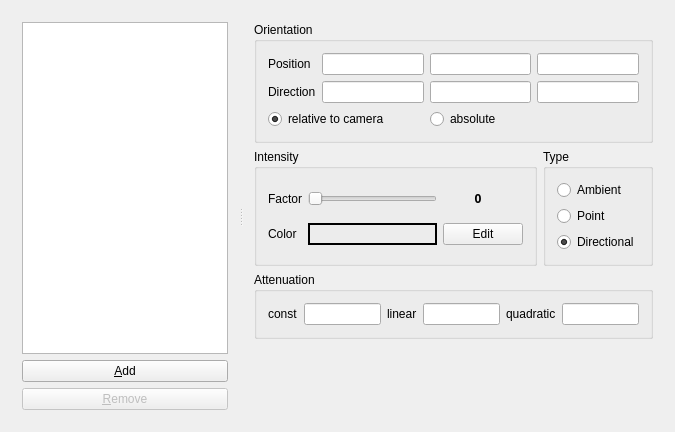
BALL-Project/ball, file source/VIEW/DIALOGS/lightSettings.ui: the form before one commit.
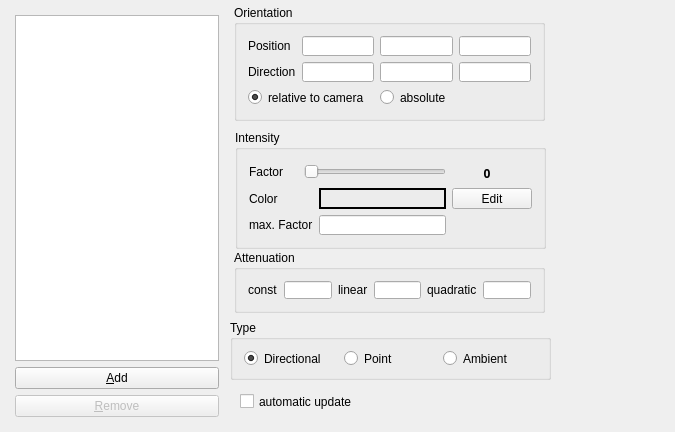
The form after the commit.

Commit message:
Added max intensity factor value and automatic update option to the LightSettings.
Also: improved Camera positions by allowing more fractional digits

Diff of the .ui file:
```diff
--- a/source/VIEW/DIALOGS/lightSettings.ui
+++ b/source/VIEW/DIALOGS/lightSettings.ui
@@ -19,13 +19,31 @@
   <property name="windowTitle">
    <string>LightSettings</string>
   </property>
-  <layout class="QHBoxLayout" name="horizontalLayout">
-   <item>
-    <widget class="QSplitter" name="splitter">
-     <property name="orientation">
-      <enum>Qt::Horizontal</enum>
-     </property>
+  <widget class="QCheckBox" name="update_directly_checkBox">
+   <property name="enabled">
+    <bool>true</bool>
+   </property>
+   <property name="geometry">
+    <rect>
+     <x>240</x>
+     <y>390</y>
+     <width>261</width>
+     <height>23</height>
+    </rect>
+   </property>
+   <property name="text">
+    <string>automatic update</string>
+   </property>
+  </widget>
      <widget class="QWidget" name="layoutWidget">
+   <property name="geometry">
+    <rect>
+     <x>4</x>
+     <y>4</y>
+     <width>226</width>
+     <height>424</height>
+    </rect>
+   </property>
       <layout class="QVBoxLayout" name="verticalLayout_2">
        <item>
         <widget class="QListWidget" name="lights_list">
@@ -80,10 +98,15 @@
        </item>
       </layout>
      </widget>
-     <widget class="QWidget" name="layoutWidget">
-      <layout class="QVBoxLayout" name="verticalLayout">
-       <item>
         <widget class="QGroupBox" name="orientation_group">
+   <property name="geometry">
+    <rect>
+     <x>234</x>
+     <y>5</y>
+     <width>311</width>
+     <height>116</height>
+    </rect>
+   </property>
          <property name="title">
           <string>Orientation</string>
          </property>
@@ -169,17 +192,15 @@
           </item>
          </layout>
         </widget>
-       </item>
-       <item>
-        <layout class="QHBoxLayout">
-         <property name="spacing">
-          <number>6</number>
-         </property>
-         <property name="margin">
-          <number>0</number>
-         </property>
-         <item>
           <widget class="QGroupBox" name="groupBox">
+   <property name="geometry">
+    <rect>
+     <x>235</x>
+     <y>130</y>
+     <width>311</width>
+     <height>119</height>
+    </rect>
+   </property>
            <property name="title">
             <string>Intensity</string>
            </property>
@@ -197,23 +218,7 @@
               </property>
              </widget>
             </item>
-            <item row="0" column="1">
-             <widget class="QSlider" name="intensity">
-              <property name="toolTip">
-               <string>Select intensity of light source</string>
-              </property>
-              <property name="maximum">
-               <number>500</number>
-              </property>
-              <property name="orientation">
-               <enum>Qt::Horizontal</enum>
-              </property>
-              <property name="tickInterval">
-               <number>50</number>
-              </property>
-             </widget>
-            </item>
-            <item row="0" column="2">
+    <item row="0" column="4">
              <widget class="QLabel" name="intensity_label">
               <property name="minimumSize">
                <size>
@@ -259,7 +264,37 @@
               </property>
              </widget>
             </item>
-            <item row="1" column="1">
+    <item row="2" column="0" colspan="3">
+     <widget class="QLabel" name="textLabel1_4">
+      <property name="text">
+       <string>max. Factor</string>
+      </property>
+      <property name="alignment">
+       <set>Qt::AlignLeading|Qt::AlignLeft|Qt::AlignVCenter</set>
+      </property>
+      <property name="margin">
+       <number>5</number>
+      </property>
+     </widget>
+    </item>
+    <item row="1" column="4">
+     <widget class="QPushButton" name="color_button">
+      <property name="toolTip">
+       <string>open a color dialog</string>
+      </property>
+      <property name="text">
+       <string>Edit</string>
+      </property>
+     </widget>
+    </item>
+    <item row="2" column="3">
+     <widget class="QLineEdit" name="max_intensity_factor">
+      <property name="toolTip">
+       <string>maximal Intensity factor</string>
+      </property>
+     </widget>
+    </item>
+    <item row="1" column="3">
              <widget class="QLabel" name="color_sample">
               <property name="toolTip">
                <string>Color of the light</string>
@@ -272,65 +307,33 @@
               </property>
              </widget>
             </item>
-            <item row="1" column="2">
-             <widget class="QPushButton" name="color_button">
+    <item row="0" column="2" colspan="2">
+     <widget class="QSlider" name="intensity">
               <property name="toolTip">
-               <string>open a color dialog</string>
-              </property>
-              <property name="text">
-               <string>Edit</string>
-              </property>
-             </widget>
-            </item>
-           </layout>
-          </widget>
-         </item>
-         <item>
-          <widget class="QGroupBox" name="type_group">
-           <property name="title">
-            <string>Type</string>
-           </property>
-           <layout class="QVBoxLayout" name="verticalLayout_3">
-            <item>
-             <widget class="QRadioButton" name="ambient">
-              <property name="toolTip">
-               <string>Ambient light doesnt have a specific position source</string>
-              </property>
-              <property name="text">
-               <string>Ambient</string>
-              </property>
-             </widget>
-            </item>
-            <item>
-             <widget class="QRadioButton" name="point">
-              <property name="toolTip">
-               <string>Light from a specific position</string>
-              </property>
-              <property name="text">
-               <string>Point</string>
-              </property>
-             </widget>
-            </item>
-            <item>
-             <widget class="QRadioButton" name="directional">
-              <property name="toolTip">
-               <string>Light from an infinite distance (position needed for angle of rays)</string>
-              </property>
-              <property name="text">
-               <string>Directional</string>
-              </property>
-              <property name="checked">
-               <bool>true</bool>
-              </property>
-             </widget>
-            </item>
-           </layout>
-          </widget>
-         </item>
-        </layout>
-       </item>
-       <item>
+       <string>Select intensity of light source</string>
+      </property>
+      <property name="maximum">
+       <number>500</number>
+      </property>
+      <property name="orientation">
+       <enum>Qt::Horizontal</enum>
+      </property>
+      <property name="tickInterval">
+       <number>50</number>
+      </property>
+     </widget>
+    </item>
+   </layout>
+  </widget>
         <widget class="QGroupBox" name="attenuationGroup">
+   <property name="geometry">
+    <rect>
+     <x>234</x>
+     <y>250</y>
+     <width>311</width>
+     <height>63</height>
+    </rect>
+   </property>
          <property name="title">
           <string>Attenuation</string>
          </property>
@@ -379,25 +382,54 @@
           </item>
          </layout>
         </widget>
+  <widget class="QGroupBox" name="type_group">
+   <property name="geometry">
+    <rect>
+     <x>230</x>
+     <y>320</y>
+     <width>321</width>
+     <height>60</height>
+    </rect>
+   </property>
+   <property name="title">
+    <string>Type</string>
+   </property>
+   <layout class="QHBoxLayout" name="horizontalLayout">
+    <item>
+     <widget class="QRadioButton" name="directional">
+      <property name="toolTip">
+       <string>Light from an infinite distance (position needed for angle of rays)</string>
+      </property>
+      <property name="text">
+       <string>Directional</string>
+      </property>
+      <property name="checked">
+       <bool>true</bool>
+      </property>
+     </widget>
        </item>
        <item>
-        <spacer name="verticalSpacer">
-         <property name="orientation">
-          <enum>Qt::Vertical</enum>
-         </property>
-         <property name="sizeHint" stdset="0">
-          <size>
-           <width>20</width>
-           <height>40</height>
-          </size>
-         </property>
-        </spacer>
-       </item>
-      </layout>
+     <widget class="QRadioButton" name="point">
+      <property name="toolTip">
+       <string>Light from a specific position</string>
+      </property>
+      <property name="text">
+       <string>Point</string>
+      </property>
+     </widget>
+    </item>
+    <item>
+     <widget class="QRadioButton" name="ambient">
+      <property name="toolTip">
+       <string>Ambient light doesnt have a specific position source</string>
+      </property>
+      <property name="text">
+       <string>Ambient</string>
+      </property>
      </widget>
-    </widget>
-   </item>
-  </layout>
+    </item>
+   </layout>
+  </widget>
  </widget>
  <layoutdefault spacing="6" margin="11"/>
  <tabstops>
```
Lines whose indentation alone changed are shown as unchanged. The commit also changes 2 other files.
